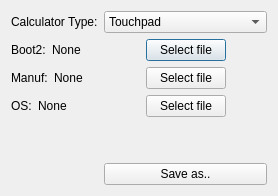
nspire-emus/firebird, file flashdialog.ui: the form before one commit.
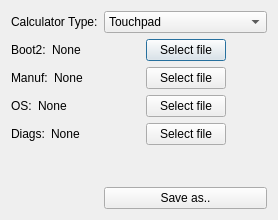
The form after the commit. Icons and pictures are not drawn.

Commit message: Add diags option in flash creation dialog

The edit to the form file:
```diff
--- a/flashdialog.ui
+++ b/flashdialog.ui
@@ -7,7 +7,7 @@
     <x>0</x>
     <y>0</y>
     <width>278</width>
-    <height>196</height>
+    <height>220</height>
    </rect>
   </property>
   <property name="windowTitle">
@@ -220,6 +220,61 @@
      </item>
     </layout>
    </item>
+   <item row="8" column="0">
+    <layout class="QHBoxLayout" name="horizontalLayout_8">
+     <item>
+      <widget class="QLabel" name="label_6">
+       <property name="text">
+        <string>Diags:</string>
+       </property>
+      </widget>
+     </item>
+     <item>
+      <widget class="QLabel" name="labelDiags">
+       <property name="text">
+        <string>None</string>
+       </property>
+      </widget>
+     </item>
+    </layout>
+   </item>
+   <item row="8" column="1">
+    <layout class="QHBoxLayout" name="horizontalLayout_9">
+     <item>
+      <spacer name="horizontalSpacer_2">
+       <property name="orientation">
+        <enum>Qt::Horizontal</enum>
+       </property>
+       <property name="sizeHint" stdset="0">
+        <size>
+         <width>40</width>
+         <height>20</height>
+        </size>
+       </property>
+      </spacer>
+     </item>
+     <item>
+      <widget class="QPushButton" name="buttonDiags">
+       <property name="text">
+        <string>Select file</string>
+       </property>
+      </widget>
+     </item>
+     <item>
+      <spacer name="horizontalSpacer">
+       <property name="orientation">
+        <enum>Qt::Horizontal</enum>
+       </property>
+       <property name="sizeHint" stdset="0">
+        <size>
+         <width>40</width>
+         <height>20</height>
+        </size>
+       </property>
+      </spacer>
+     </item>
+    </layout>
+   </item>
    <item row="9" column="1">
     <spacer name="verticalSpacer">
      <property name="orientation">
```
The commit also changes 6 other files.
